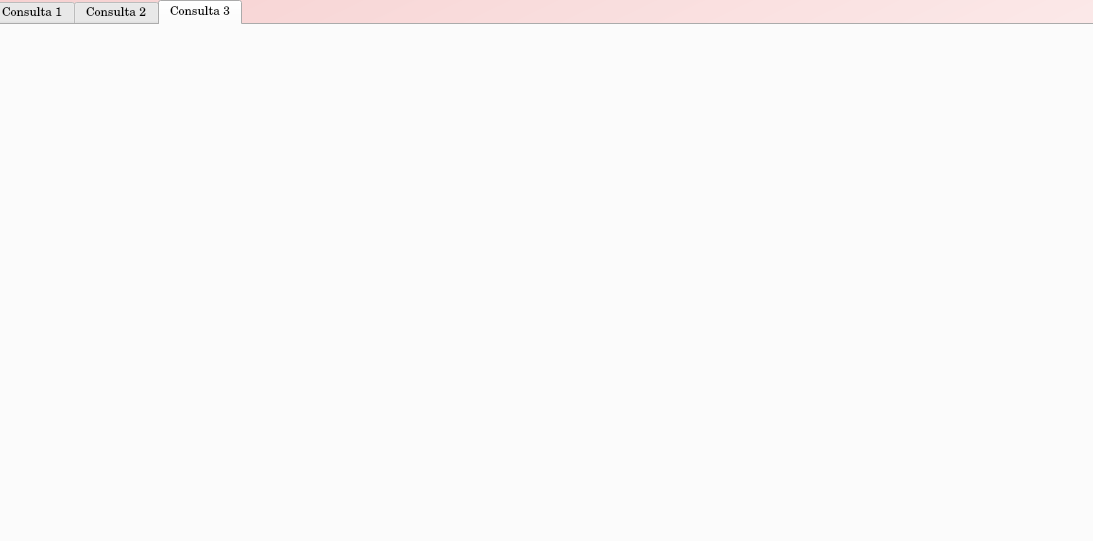
The window that src/front/xml/beach_view.ui (ThElement12/proyecto-final-prolog) describes before a commit, drawn with Qt 5.
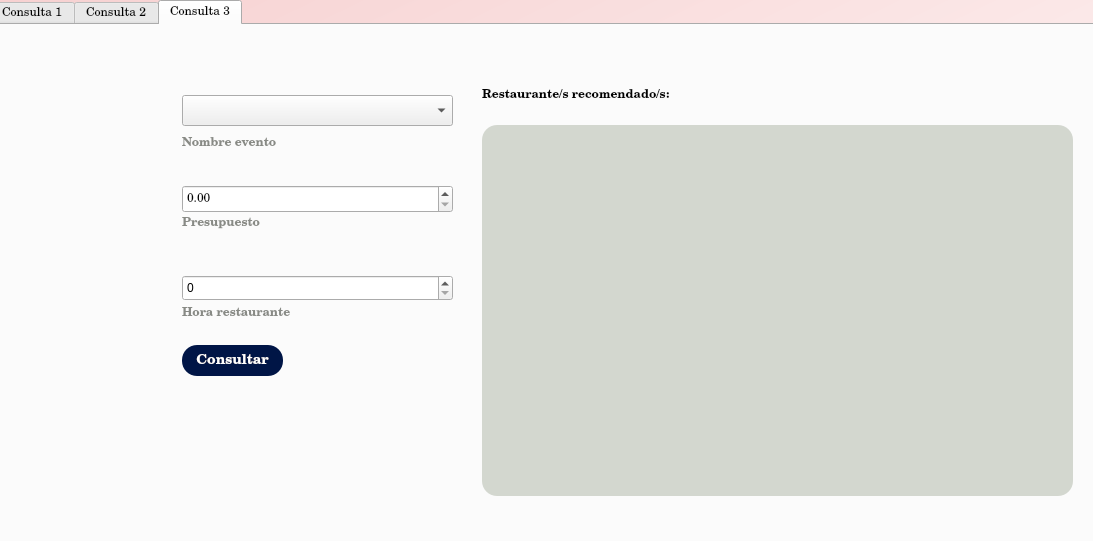
The same window after the commit. The open tabs and pages were chosen to show the change. Icons and pictures are not drawn.

Commit message: changing parameters of view

Patch:
```diff
--- a/src/front/xml/beach_view.ui
+++ b/src/front/xml/beach_view.ui
@@ -506,6 +506,286 @@
     <attribute name="title">
      <string>Consulta 3</string>
     </attribute>
+    <widget class="QLabel" name="label_budget_restaurant_3">
+     <property name="geometry">
+      <rect>
+       <x>190</x>
+       <y>110</y>
+       <width>171</width>
+       <height>17</height>
+      </rect>
+     </property>
+     <property name="styleSheet">
+      <string notr="true">font-family: Century SchoolBook L;
+color: rgb(136, 138, 133);
+background: transparent;
+border: none;
+font-weight: bold;</string>
+     </property>
+     <property name="text">
+      <string>Nombre evento</string>
+     </property>
+    </widget>
+    <widget class="QComboBox" name="comboBox_city_restaurant_4">
+     <property name="geometry">
+      <rect>
+       <x>190</x>
+       <y>70</y>
+       <width>271</width>
+       <height>31</height>
+      </rect>
+     </property>
+     <property name="currentText">
+      <string/>
+     </property>
+    </widget>
+    <widget class="QPushButton" name="pushButton_budget_icon">
+     <property name="geometry">
+      <rect>
+       <x>100</x>
+       <y>150</y>
+       <width>91</width>
+       <height>51</height>
+      </rect>
+     </property>
+     <property name="styleSheet">
+      <string notr="true">QPushButton{
+border-radius: 20px;
+background-color: transparent;
+color: rgb(0,0,0);
+font-family: Century SchoolBook L;
+font-weight: bold;
+
+}</string>
+     </property>
+     <property name="text">
+      <string/>
+     </property>
+     <property name="icon">
+      <iconset>
+       <normaloff>../resources/budget_icon.png</normaloff>../resources/budget_icon.png</iconset>
+     </property>
+     <property name="iconSize">
+      <size>
+       <width>32</width>
+       <height>32</height>
+      </size>
+     </property>
+    </widget>
+    <widget class="QLabel" name="label_budget_restaurant_4">
+     <property name="geometry">
+      <rect>
+       <x>190</x>
+       <y>190</y>
+       <width>171</width>
+       <height>17</height>
+      </rect>
+     </property>
+     <property name="styleSheet">
+      <string notr="true">font-family: Century SchoolBook L;
+color: rgb(136, 138, 133);
+background: transparent;
+border: none;
+font-weight: bold;</string>
+     </property>
+     <property name="text">
+      <string>Presupuesto</string>
+     </property>
+    </widget>
+    <widget class="QDoubleSpinBox" name="doubleSpinBox_4">
+     <property name="geometry">
+      <rect>
+       <x>190</x>
+       <y>160</y>
+       <width>271</width>
+       <height>28</height>
+      </rect>
+     </property>
+     <property name="font">
+      <font>
+       <family>Century Schoolbook L</family>
+       <weight>50</weight>
+       <bold>false</bold>
+      </font>
+     </property>
+     <property name="styleSheet">
+      <string notr="true"/>
+     </property>
+     <property name="maximum">
+      <double>100.000000000000000</double>
+     </property>
+    </widget>
+    <widget class="QSpinBox" name="spinBox_hour_restaurant_3">
+     <property name="geometry">
+      <rect>
+       <x>190</x>
+       <y>250</y>
+       <width>271</width>
+       <height>26</height>
+      </rect>
+     </property>
+    </widget>
+    <widget class="QLabel" name="label_hour_restaurant_3">
+     <property name="geometry">
+      <rect>
+       <x>190</x>
+       <y>280</y>
+       <width>171</width>
+       <height>17</height>
+      </rect>
+     </property>
+     <property name="styleSheet">
+      <string notr="true">font-family: Century SchoolBook L;
+color: rgb(136, 138, 133);
+background: transparent;
+border: none;
+font-weight: bold;</string>
+     </property>
+     <property name="text">
+      <string>Hora restaurante</string>
+     </property>
+    </widget>
+    <widget class="QPushButton" name="pushButton_event_icon">
+     <property name="geometry">
+      <rect>
+       <x>100</x>
+       <y>60</y>
+       <width>91</width>
+       <height>51</height>
+      </rect>
+     </property>
+     <property name="styleSheet">
+      <string notr="true">QPushButton{
+border-radius: 20px;
+background-color: transparent;
+color: rgb(0,0,0);
+font-family: Century SchoolBook L;
+font-weight: bold;
+
+}</string>
+     </property>
+     <property name="text">
+      <string/>
+     </property>
+     <property name="icon">
+      <iconset>
+       <normaloff>../resources/event_icon.png</normaloff>../resources/event_icon.png</iconset>
+     </property>
+     <property name="iconSize">
+      <size>
+       <width>32</width>
+       <height>32</height>
+      </size>
+     </property>
+    </widget>
+    <widget class="QPushButton" name="pushButton_hour_icon">
+     <property name="geometry">
+      <rect>
+       <x>100</x>
+       <y>240</y>
+       <width>91</width>
+       <height>51</height>
+      </rect>
+     </property>
+     <property name="styleSheet">
+      <string notr="true">QPushButton{
+border-radius: 20px;
+background-color: transparent;
+color: rgb(0,0,0);
+font-family: Century SchoolBook L;
+font-weight: bold;
+
+}</string>
+     </property>
+     <property name="text">
+      <string/>
+     </property>
+     <property name="icon">
+      <iconset>
+       <normaloff>../resources/hour_icon.png</normaloff>../resources/hour_icon.png</iconset>
+     </property>
+     <property name="iconSize">
+      <size>
+       <width>32</width>
+       <height>32</height>
+      </size>
+     </property>
+    </widget>
+    <widget class="QPushButton" name="pushButton_consult_restaurant_3">
+     <property name="geometry">
+      <rect>
+       <x>190</x>
+       <y>320</y>
+       <width>101</width>
+       <height>31</height>
+      </rect>
+     </property>
+     <property name="font">
+      <font>
+       <family>CenturySchoolBook L</family>
+       <pointsize>-1</pointsize>
+       <weight>75</weight>
+       <bold>true</bold>
+      </font>
+     </property>
+     <property name="styleSheet">
+      <string notr="true">QPushButton{
+border-radius: 15px;
+background-color: rgb(0, 21, 70);
+color: rgb(255,255,255);
+font-weight: bold;
+font-family: CenturySchoolBook L;
+font-size: 14px;
+}</string>
+     </property>
+     <property name="text">
+      <string>Consultar</string>
+     </property>
+    </widget>
+    <widget class="QLabel" name="label_recommended_restaurant_3">
+     <property name="geometry">
+      <rect>
+       <x>490</x>
+       <y>50</y>
+       <width>261</width>
+       <height>41</height>
+      </rect>
+     </property>
+     <property name="font">
+      <font>
+       <family>Century Schoolbook L</family>
+       <weight>75</weight>
+       <bold>true</bold>
+      </font>
+     </property>
+     <property name="styleSheet">
+      <string notr="true">background-color: transparent;</string>
+     </property>
+     <property name="text">
+      <string>Restaurante/s recomendado/s:</string>
+     </property>
+    </widget>
+    <widget class="QLabel" name="label_result_disco_recommended">
+     <property name="geometry">
+      <rect>
+       <x>490</x>
+       <y>100</y>
+       <width>591</width>
+       <height>371</height>
+      </rect>
+     </property>
+     <property name="styleSheet">
+      <string notr="true">QLabel{
+font-family: Century SchoolBook L;
+border-radius: 15px;
+background-color: rgb(211, 215, 207);
+color: rgb(0,0,0);
+}</string>
+     </property>
+     <property name="text">
+      <string/>
+     </property>
+    </widget>
    </widget>
   </widget>
   <widget class="QLabel" name="label">
```
Left out of the diff: 261 changed lines with no effect on the pictures. The commit also changes 7 other files.
